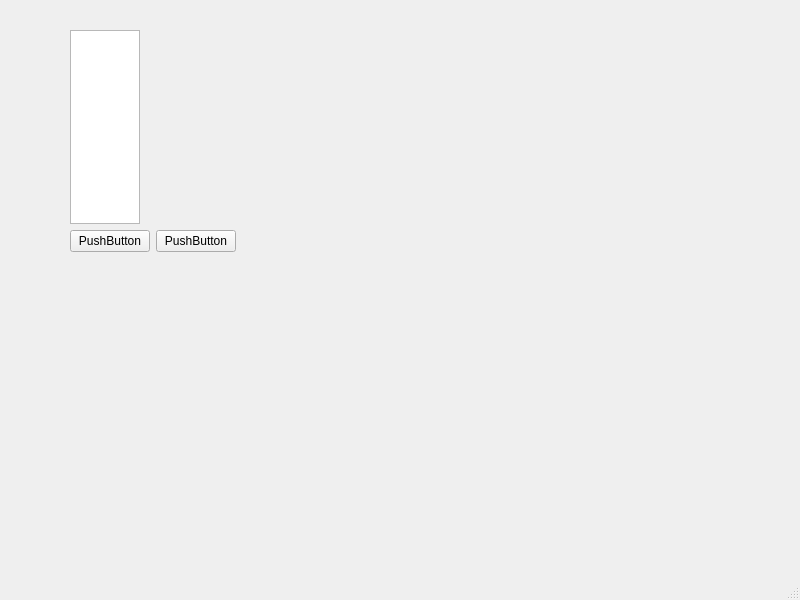
Old version of the form Worksheet6/Worksheet6_GUI/mainwindow.ui in the repository MitchellSarfo/2025_20697488.
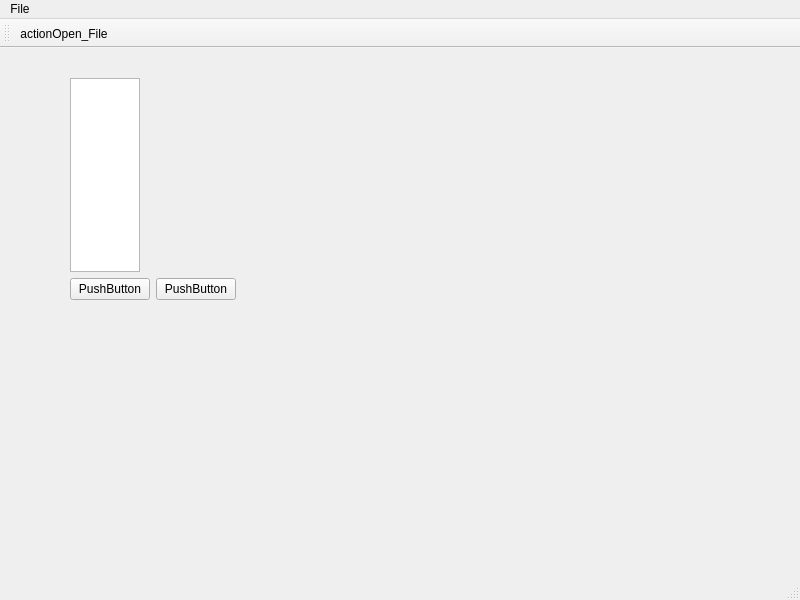
New version of the form.

Commit message: Worksheet 6 Ex6: menu/toolbar Open File action

```diff
--- a/Worksheet6/Worksheet6_GUI/mainwindow.ui
+++ b/Worksheet6/Worksheet6_GUI/mainwindow.ui
@@ -91,8 +91,34 @@
      <height>17</height>
     </rect>
    </property>
+   <widget class="QMenu" name="menuFile">
+    <property name="title">
+     <string>File</string>
+    </property>
+   </widget>
+   <addaction name="menuFile"/>
   </widget>
   <widget class="QStatusBar" name="statusbar"/>
+  <widget class="QToolBar" name="toolBar">
+   <property name="windowTitle">
+    <string>toolBar</string>
+   </property>
+   <attribute name="toolBarArea">
+    <enum>TopToolBarArea</enum>
+   </attribute>
+   <attribute name="toolBarBreak">
+    <bool>false</bool>
+   </attribute>
+   <addaction name="actionOpen_File"/>
+  </widget>
+  <action name="actionOpen_File">
+   <property name="text">
+    <string>actionOpen_File</string>
+   </property>
+   <property name="menuRole">
+    <enum>QAction::MenuRole::NoRole</enum>
+   </property>
+  </action>
  </widget>
  <resources/>
  <connections/>
```
The commit also changes 2 other files.
